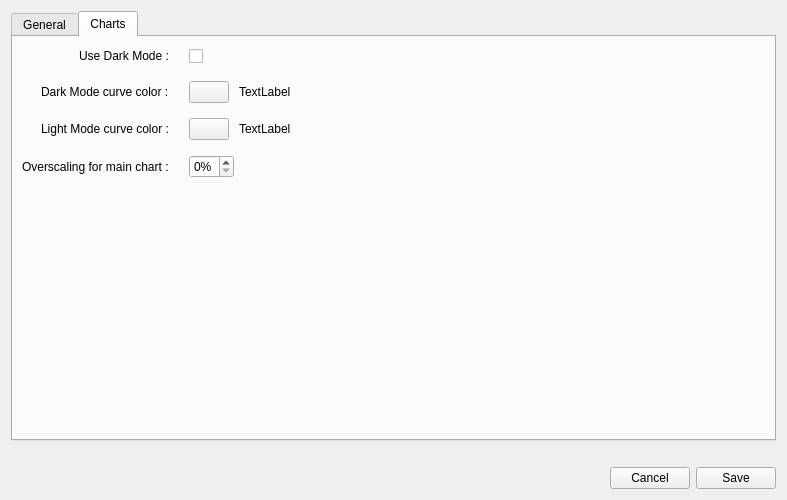
First picture: the form in optionsdialog.ui, repository redmoon1945/gbp, before the edit.
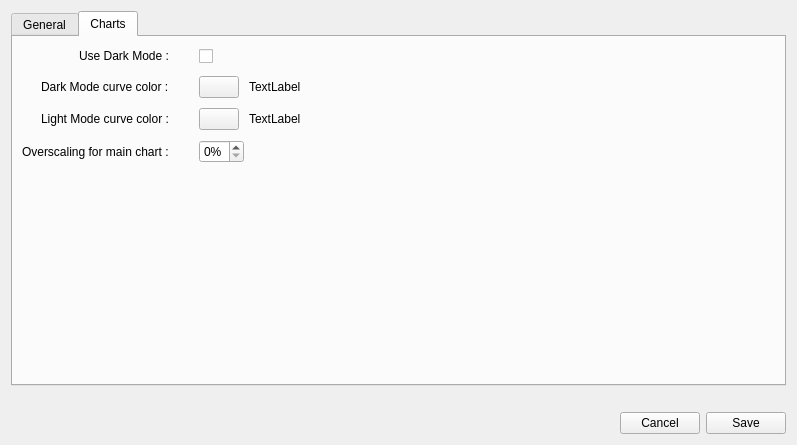
Second picture: the form after the edit.

```diff
--- a/optionsdialog.ui
+++ b/optionsdialog.ui
@@ -6,8 +6,8 @@
    <rect>
     <x>0</x>
     <y>0</y>
-    <width>787</width>
-    <height>500</height>
+    <width>797</width>
+    <height>445</height>
    </rect>
   </property>
   <property name="windowTitle">
@@ -364,10 +364,10 @@
             <set>Qt::AlignRight|Qt::AlignTrailing|Qt::AlignVCenter</set>
            </property>
            <property name="horizontalSpacing">
-            <number>20</number>
+            <number>30</number>
            </property>
            <property name="verticalSpacing">
-            <number>15</number>
+            <number>10</number>
            </property>
            <item row="0" column="0">
             <widget class="QLabel" name="label_2">
```
Left out of the diff: 5 changed lines with no effect on the pictures.
